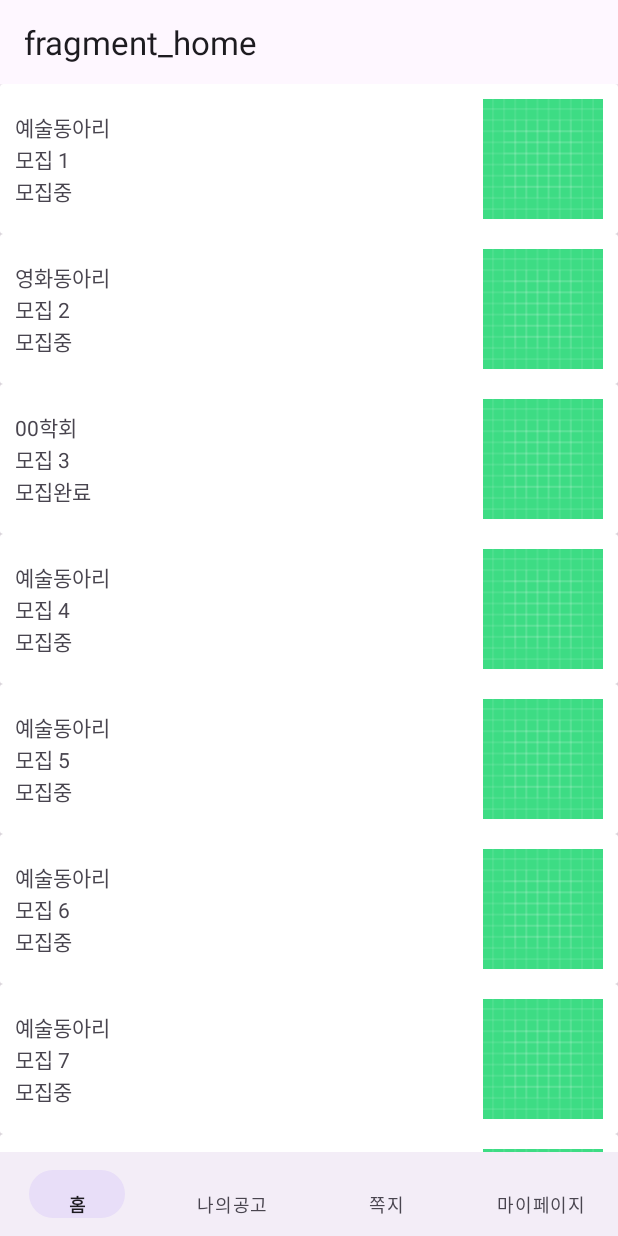
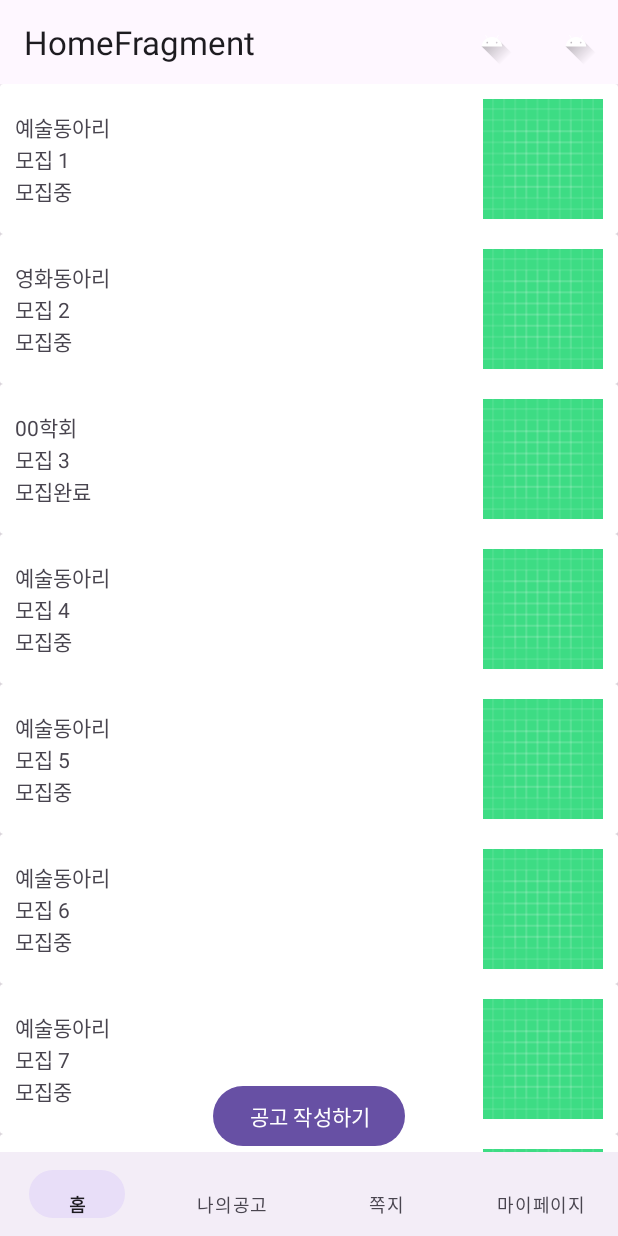
Before and after one commit to BaekCCI/UntitledProject_and, an Android app: the screen it shows after launch (MainActivity), on a phone screen of 412 x 824 dp. Run offline under Robolectric (Android 15) with nearby library versions, the phone set to English and light mode, and no system bars; our stand-ins replace Dagger/Hilt's generated code, navigation-ui.

Commit message:
✨[Feat] HomeFragment 상단바 커스텀 - Toolbar 메뉴(알림, 검색) 추가

```diff
--- a/app/src/main/java/com/baek/untitledproject/ui/MainActivity.kt
+++ b/app/src/main/java/com/baek/untitledproject/ui/MainActivity.kt
@@ -38,6 +38,8 @@ class MainActivity : AppCompatActivity() {
             }
         }
 
+        setSupportActionBar(binding.toolbar)
+
         //루트 화면을 제외한 나머지 상단바에 뒤로가기 자동 추가
         val appBarConfiguration = AppBarConfiguration(
             setOf(R.id.homeFragment, R.id.myRecruitsFragment, R.id.messageFragment, R.id.myPageFragment)
--- a/app/src/main/java/com/baek/untitledproject/ui/home/HomeFragment.kt
+++ b/app/src/main/java/com/baek/untitledproject/ui/home/HomeFragment.kt
@@ -4,13 +4,20 @@ import android.os.Bundle
 import android.util.Log
 import androidx.fragment.app.Fragment
 import android.view.LayoutInflater
+import android.view.Menu
+import android.view.MenuInflater
+import android.view.MenuItem
 import android.view.View
 import android.view.ViewGroup
+import androidx.appcompat.app.AppCompatActivity
+import androidx.core.view.MenuHost
+import androidx.core.view.MenuProvider
 import androidx.fragment.app.viewModels
 import androidx.lifecycle.Lifecycle
 import androidx.lifecycle.lifecycleScope
 import androidx.lifecycle.repeatOnLifecycle
 import androidx.recyclerview.widget.LinearLayoutManager
+import com.baek.untitledproject.R
 import com.baek.untitledproject.databinding.FragmentHomeBinding
 import dagger.hilt.android.AndroidEntryPoint
 import kotlinx.coroutines.launch
@@ -43,6 +50,7 @@ class HomeFragment : Fragment() {
 
         initAdapter()
         observeBoardList()
+        setToolbar()
         viewModel.loadBoardList()
     }
 
@@ -71,6 +79,39 @@ class HomeFragment : Fragment() {
         }
     }
 
+    //toolbar 설정
+    private fun setToolbar() {
+        (requireActivity() as AppCompatActivity).supportActionBar?.title = "HomeFragment"
+
+        val menuHost: MenuHost = requireActivity()
+
+        menuHost.addMenuProvider(object : MenuProvider {
+            override fun onCreateMenu(menu: Menu, menuInflater: MenuInflater) {
+                menu.clear()
+                menuInflater.inflate(R.menu.menu_board, menu)
+            }
+
+            override fun onMenuItemSelected(menuItem: MenuItem): Boolean {
+                return when (menuItem.itemId) {
+                    R.id.action_alert -> {
+                        // TODO: 클릭 시 알림
+                        Log.d("HomeFragment", "알림 버튼 클릭!")
+                        true
+                    }
+
+                    R.id.action_search -> {
+                        // TODO: 클릭 시 검색
+                        Log.d("HomeFragment", "검색 버튼 클릭!")
+                        true
+                    }
+
+                    else -> false
+                }
+            }
+
+        }, viewLifecycleOwner, Lifecycle.State.RESUMED)
+    }
+
     override fun onDestroyView() {
         super.onDestroyView()
         _binding = null
--- a/app/src/main/res/layout/fragment_home.xml
+++ b/app/src/main/res/layout/fragment_home.xml
@@ -1,5 +1,6 @@
 <?xml version="1.0" encoding="utf-8"?>
-<FrameLayout xmlns:android="http://schemas.android.com/apk/res/android"
+<androidx.constraintlayout.widget.ConstraintLayout xmlns:android="http://schemas.android.com/apk/res/android"
+    xmlns:app="http://schemas.android.com/apk/res-auto"
     xmlns:tools="http://schemas.android.com/tools"
     android:layout_width="match_parent"
     android:layout_height="match_parent"
@@ -11,4 +12,13 @@
         android:layout_height="match_parent"
         tools:listitem="@layout/item_board_layout" />
 
-</FrameLayout>
+    <Button
+        android:id="@+id/writePostBtn"
+        android:layout_width="wrap_content"
+        android:layout_height="wrap_content"
+        android:text="공고 작성하기"
+        app:layout_constraintBottom_toBottomOf="parent"
+        app:layout_constraintEnd_toEndOf="parent"
+        app:layout_constraintStart_toStartOf="parent" />
+
+</androidx.constraintlayout.widget.ConstraintLayout>
--- /dev/null
+++ b/app/src/main/res/menu/menu_board.xml
@@ -0,0 +1,16 @@
+<?xml version="1.0" encoding="utf-8"?>
+<menu xmlns:android="http://schemas.android.com/apk/res/android"
+    xmlns:app="http://schemas.android.com/apk/res-auto">
+
+    <item
+        android:id="@+id/action_alert"
+        android:icon="@drawable/ic_launcher_foreground"
+        android:title="알림"
+        app:showAsAction="ifRoom" />
+    <item
+        android:id="@+id/action_search"
+        android:icon="@drawable/ic_launcher_foreground"
+        android:title="검색"
+        app:showAsAction="ifRoom" />
+
+</menu>
```
